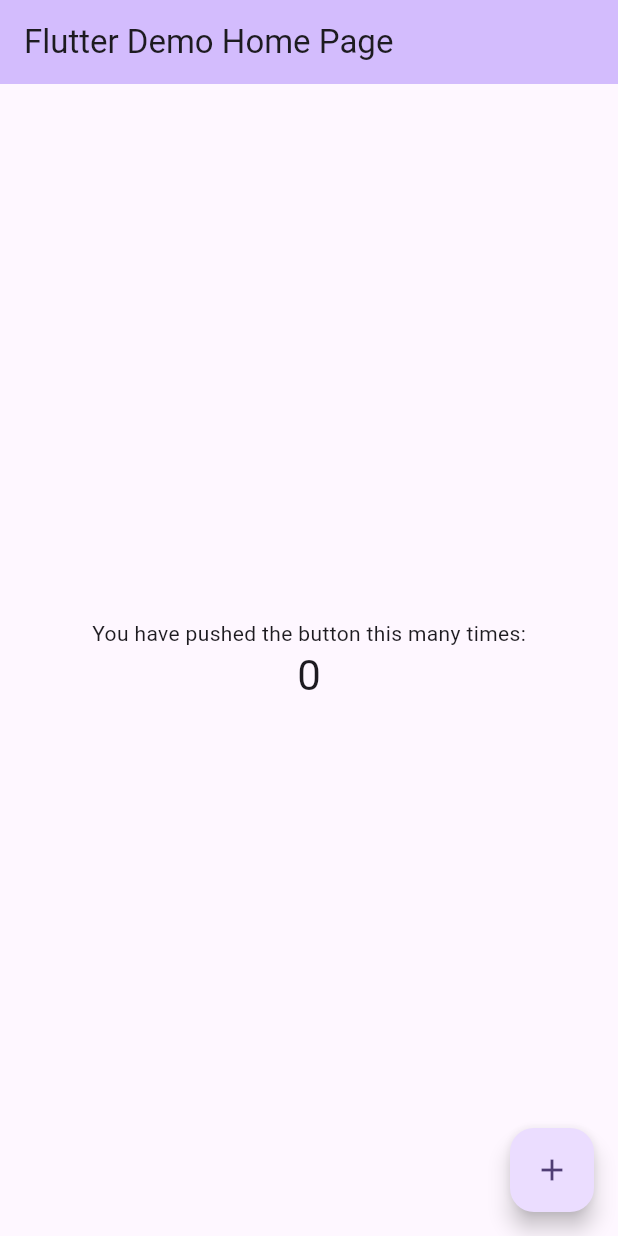
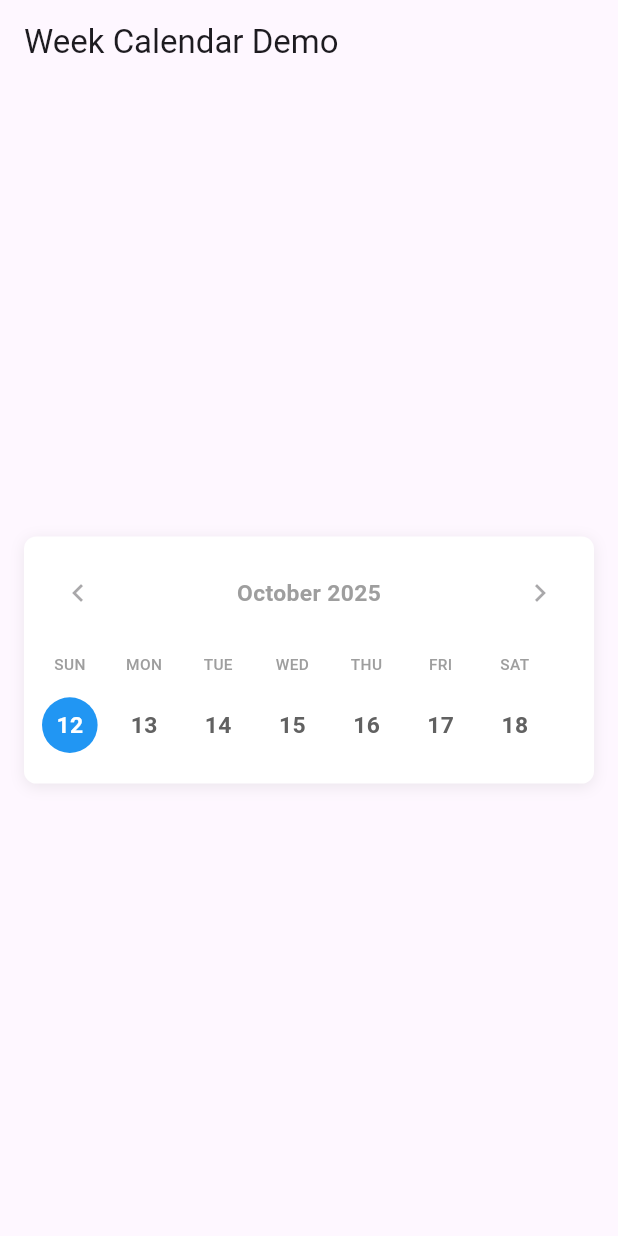
Before and after one commit to Prashant1125/universal_week_calendar, a Flutter app: the screen it shows after launch, on a phone screen of 412 x 824 dp. Run offline on Flutter 3.47's test engine with Material 3 defaults, Android fonts, the phone set to English and light mode, and no system bars.

Commit message:
example code

```diff
--- a/example/lib/main.dart
+++ b/example/lib/main.dart
@@ -1,122 +1,31 @@
 import 'package:flutter/material.dart';
+import 'package:universal_week_calendar/universal_week_calendar.dart';
 
-void main() {
-  runApp(const MyApp());
+void main() => runApp(const ExampleApp());
+
+class ExampleApp extends StatefulWidget {
+  const ExampleApp({super.key});
+
+    @override
+      State<ExampleApp> createState() => _ExampleAppState();
       }
 
-class MyApp extends StatelessWidget {
-  const MyApp({super.key});
+      class _ExampleAppState extends State<ExampleApp> {
+        DateTime selectedDate = DateTime.now();
 
-  // This widget is the root of your application.
           @override
             Widget build(BuildContext context) {
                 return MaterialApp(
-      title: 'Flutter Demo',
-      theme: ThemeData(
-        // This is the theme of your application.
-        //
-        // TRY THIS: Try running your application with "flutter run". You'll see
-        // the application has a purple toolbar. Then, without quitting the app,
-        // try changing the seedColor in the colorScheme below to Colors.green
-        // and then invoke "hot reload" (save your changes or press the "hot
-        // reload" button in a Flutter-supported IDE, or press "r" if you used
-        // the command line to start the app).
-        //
-        // Notice that the counter didn't reset back to zero; the application
-        // state is not lost during the reload. To reset the state, use hot
-        // restart instead.
-        //
-        // This works for code too, not just values: Most code changes can be
-        // tested with just a hot reload.
-        colorScheme: ColorScheme.fromSeed(seedColor: Colors.deepPurple),
+                      title: 'Universal Week Calendar Demo',
+                            home: Scaffold(
+                                    appBar: AppBar(title: const Text('Week Calendar Demo')),
+                                            body: Center(
+                                                      child: UniversalWeekCalendar(
+                                                                  selectedDate: selectedDate,
+                                                                              onDateSelected: (date) => setState(() => selectedDate = date),
                                                                                         ),
-      home: const MyHomePage(title: 'Flutter Demo Home Page'),
+                                                                                                ),
+                                                                                                      ),
                                                                                                           );
                                                                                                             }
                                                                                                             }
-
-class MyHomePage extends StatefulWidget {
-  const MyHomePage({super.key, required this.title});
-
-  // This widget is the home page of your application. It is stateful, meaning
-  // that it has a State object (defined below) that contains fields that affect
-  // how it looks.
-
-  // This class is the configuration for the state. It holds the values (in this
-  // case the title) provided by the parent (in this case the App widget) and
-  // used by the build method of the State. Fields in a Widget subclass are
-  // always marked "final".
-
-  final String title;
-
-  @override
-  State<MyHomePage> createState() => _MyHomePageState();
-}
-
-class _MyHomePageState extends State<MyHomePage> {
-  int _counter = 0;
-
-  void _incrementCounter() {
-    setState(() {
-      // This call to setState tells the Flutter framework that something has
-      // changed in this State, which causes it to rerun the build method below
-      // so that the display can reflect the updated values. If we changed
-      // _counter without calling setState(), then the build method would not be
-      // called again, and so nothing would appear to happen.
-      _counter++;
-    });
-  }
-
-  @override
-  Widget build(BuildContext context) {
-    // This method is rerun every time setState is called, for instance as done
-    // by the _incrementCounter method above.
-    //
-    // The Flutter framework has been optimized to make rerunning build methods
-    // fast, so that you can just rebuild anything that needs updating rather
-    // than having to individually change instances of widgets.
-    return Scaffold(
-      appBar: AppBar(
-        // TRY THIS: Try changing the color here to a specific color (to
-        // Colors.amber, perhaps?) and trigger a hot reload to see the AppBar
-        // change color while the other colors stay the same.
-        backgroundColor: Theme.of(context).colorScheme.inversePrimary,
-        // Here we take the value from the MyHomePage object that was created by
-        // the App.build method, and use it to set our appbar title.
-        title: Text(widget.title),
-      ),
-      body: Center(
-        // Center is a layout widget. It takes a single child and positions it
-        // in the middle of the parent.
-        child: Column(
-          // Column is also a layout widget. It takes a list of children and
-          // arranges them vertically. By default, it sizes itself to fit its
-          // children horizontally, and tries to be as tall as its parent.
-          //
-          // Column has various properties to control how it sizes itself and
-          // how it positions its children. Here we use mainAxisAlignment to
-          // center the children vertically; the main axis here is the vertical
-          // axis because Columns are vertical (the cross axis would be
-          // horizontal).
-          //
-          // TRY THIS: Invoke "debug painting" (choose the "Toggle Debug Paint"
-          // action in the IDE, or press "p" in the console), to see the
-          // wireframe for each widget.
-          mainAxisAlignment: MainAxisAlignment.center,
-          children: <Widget>[
-            const Text('You have pushed the button this many times:'),
-            Text(
-              '$_counter',
-              style: Theme.of(context).textTheme.headlineMedium,
-            ),
-          ],
-        ),
-      ),
-      floatingActionButton: FloatingActionButton(
-        onPressed: _incrementCounter,
-        tooltip: 'Increment',
-        child: const Icon(Icons.add),
-      ), // This trailing comma makes auto-formatting nicer for build methods.
-    );
-  }
-}
```
Also changed, not shown: example/pubspec.lock. Lines whose indentation alone changed are shown as unchanged.
